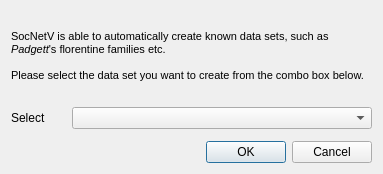
Above: trunk/src/forms/datasetselectdialog.ui from socnetv/app before the change. Below: the same form after it.
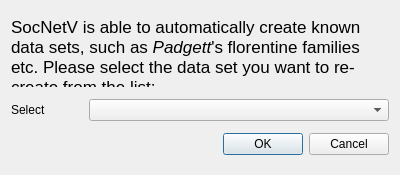
That is the form after the change.

Commit message: fix layout and signal/slots in datasetselectdialog.ui

The edit to the form file:
```diff
--- a/trunk/src/forms/datasetselectdialog.ui
+++ b/trunk/src/forms/datasetselectdialog.ui
@@ -6,8 +6,8 @@
    <rect>
     <x>0</x>
     <y>0</y>
-    <width>383</width>
-    <height>172</height>
+    <width>400</width>
+    <height>175</height>
    </rect>
   </property>
   <property name="maximumSize">
@@ -19,23 +19,27 @@
   <property name="windowTitle">
    <string>Select Data Set</string>
   </property>
-  <layout class="QGridLayout" name="gridLayout">
-   <item row="0" column="0" colspan="2">
-    <widget class="QLabel" name="label_2">
+  <layout class="QVBoxLayout" name="verticalLayout">
+   <item>
+    <widget class="QLabel" name="description">
      <property name="minimumSize">
       <size>
        <width>200</width>
-       <height>90</height>
+       <height>70</height>
+      </size>
+     </property>
+     <property name="maximumSize">
+      <size>
+       <width>375</width>
+       <height>70</height>
       </size>
      </property>
      <property name="text">
       <string>&lt;!DOCTYPE HTML PUBLIC &quot;-//W3C//DTD HTML 4.0//EN&quot; &quot;http://www.w3.org/TR/REC-html40/strict.dtd&quot;&gt;
 &lt;html&gt;&lt;head&gt;&lt;meta name=&quot;qrichtext&quot; content=&quot;1&quot; /&gt;&lt;style type=&quot;text/css&quot;&gt;
 p, li { white-space: pre-wrap; }
-&lt;/style&gt;&lt;/head&gt;&lt;body style=&quot; font-family:'Sans Serif'; font-size:9pt; font-weight:400; font-style:normal;&quot;&gt;
-&lt;p style=&quot; margin-top:0px; margin-bottom:0px; margin-left:0px; margin-right:0px; -qt-block-indent:0; text-indent:0px;&quot;&gt;&lt;span style=&quot; font-family:'DejaVu Sans'; font-size:8pt;&quot;&gt;SocNetV is able to automatically create known data sets, such as &lt;/span&gt;&lt;span style=&quot; font-family:'DejaVu Sans'; font-size:8pt; font-style:italic;&quot;&gt;Padgett&lt;/span&gt;&lt;span style=&quot; font-family:'DejaVu Sans'; font-size:8pt;&quot;&gt;'s florentine families etc.&lt;/span&gt;&lt;/p&gt;
-&lt;p style=&quot;-qt-paragraph-type:empty; margin-top:0px; margin-bottom:0px; margin-left:0px; margin-right:0px; -qt-block-indent:0; text-indent:0px; font-family:'DejaVu Sans'; font-size:8pt;&quot;&gt;&lt;/p&gt;
-&lt;p style=&quot; margin-top:0px; margin-bottom:0px; margin-left:0px; margin-right:0px; -qt-block-indent:0; text-indent:0px;&quot;&gt;&lt;span style=&quot; font-family:'DejaVu Sans'; font-size:8pt;&quot;&gt;Please select the data set you want to create from the combo box below.&lt;/span&gt;&lt;/p&gt;&lt;/body&gt;&lt;/html&gt;</string>
+&lt;/style&gt;&lt;/head&gt;&lt;body style=&quot; font-family:'.Lucida Grande UI'; font-size:13pt; font-weight:400; font-style:normal;&quot;&gt;
+&lt;p style=&quot; margin-top:0px; margin-bottom:0px; margin-left:0px; margin-right:0px; -qt-block-indent:0; text-indent:0px;&quot;&gt;&lt;span style=&quot; font-family:'DejaVu Sans';&quot;&gt;SocNetV is able to automatically create known data sets, such as &lt;/span&gt;&lt;span style=&quot; font-family:'DejaVu Sans'; font-style:italic;&quot;&gt;Padgett&lt;/span&gt;&lt;span style=&quot; font-family:'DejaVu Sans';&quot;&gt;'s florentine families etc. Please select the data set you want to re-create from the list: &lt;/span&gt;&lt;/p&gt;&lt;/body&gt;&lt;/html&gt;</string>
      </property>
      <property name="textFormat">
       <enum>Qt::RichText</enum>
@@ -45,28 +49,34 @@
      </property>
     </widget>
    </item>
-   <item row="1" column="0" colspan="2">
-    <layout class="QHBoxLayout" name="horizontalLayout">
+   <item>
+    <layout class="QHBoxLayout" name="horizLayout">
      <item>
-      <widget class="QLabel" name="label">
+      <widget class="QLabel" name="selectLabel">
        <property name="text">
         <string>Select</string>
        </property>
       </widget>
      </item>
      <item>
-      <widget class="QComboBox" name="comboBox">
+      <widget class="QComboBox" name="selectBox">
        <property name="minimumSize">
         <size>
          <width>300</width>
          <height>0</height>
         </size>
        </property>
+       <property name="cursor">
+        <cursorShape>PointingHandCursor</cursorShape>
+       </property>
+       <property name="toolTip">
+        <string>&lt;html&gt;&lt;head/&gt;&lt;body&gt;&lt;p&gt;Click to select a data set&lt;/p&gt;&lt;/body&gt;&lt;/html&gt;</string>
+       </property>
       </widget>
      </item>
     </layout>
    </item>
-   <item row="4" column="1">
+   <item>
     <widget class="QDialogButtonBox" name="buttonBox">
      <property name="orientation">
       <enum>Qt::Horizontal</enum>
@@ -76,13 +86,6 @@
      </property>
     </widget>
    </item>
-   <item row="2" column="0" colspan="2">
-    <widget class="QSplitter" name="splitter">
-     <property name="orientation">
-      <enum>Qt::Vertical</enum>
-     </property>
-    </widget>
-   </item>
   </layout>
  </widget>
  <resources/>
```
Left out of the diff: 35 changed lines with no effect on the pictures. The commit also changes 2 other files.
